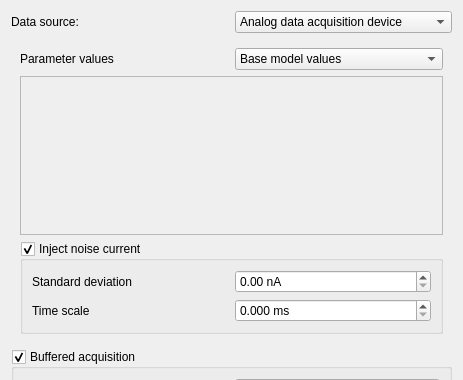
Above: src/gui/daqdialog.ui from CompEphys-team/rtdo before the change; both pictures show x 0 to 463 and y 0 to 380 of the 463 by 634 pixel window. Below: the same form after it.
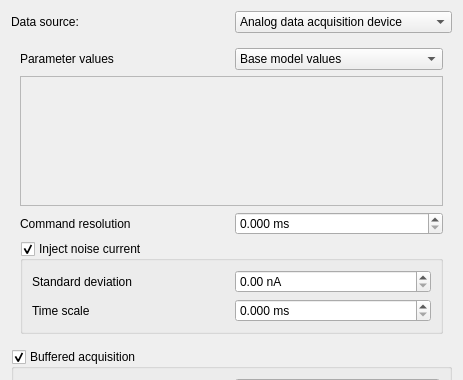
That is the form after the change. The open tabs and pages were chosen to show the change.

Commit message: Added user-defined output resolution for Simulator in all modes

What changed in the file:
```diff
--- a/src/gui/daqdialog.ui
+++ b/src/gui/daqdialog.ui
@@ -684,7 +684,7 @@
          <column/>
         </widget>
        </item>
-       <item row="2" column="0" colspan="2">
+       <item row="3" column="0" colspan="2">
         <widget class="QGroupBox" name="noise">
          <property name="title">
           <string>Inject noise current</string>
@@ -733,6 +733,29 @@
          </layout>
         </widget>
        </item>
+       <item row="2" column="1">
+        <widget class="QDoubleSpinBox" name="outputResolution">
+         <property name="suffix">
+          <string> ms</string>
+         </property>
+         <property name="decimals">
+          <number>3</number>
+         </property>
+         <property name="maximum">
+          <double>1.000000000000000</double>
+         </property>
+         <property name="singleStep">
+          <double>0.050000000000000</double>
+         </property>
+        </widget>
+       </item>
+       <item row="2" column="0">
+        <widget class="QLabel" name="label_38">
+         <property name="text">
+          <string>Command resolution</string>
+         </property>
+        </widget>
+       </item>
       </layout>
      </widget>
     </widget>
```
The commit also changes 4 other files.
